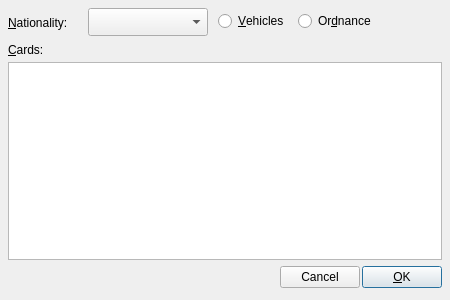
First picture: the form in ui/add_card_widget.ui, repository pacman-ghost/aslcards, before the edit.
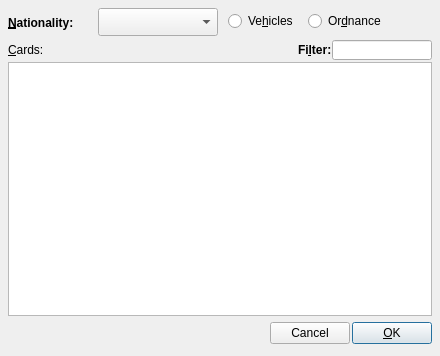
Second picture: the form after the edit.

Commit message: Added the ability to filter cards.

What changed in the file:
```diff
--- a/ui/add_card_widget.ui
+++ b/ui/add_card_widget.ui
@@ -6,8 +6,8 @@
    <rect>
     <x>0</x>
     <y>0</y>
-    <width>450</width>
-    <height>300</height>
+    <width>440</width>
+    <height>356</height>
    </rect>
   </property>
   <layout class="QVBoxLayout" name="verticalLayout">
@@ -43,7 +43,7 @@
      <widget class="QRadioButton" name="rb_ordnance">
       <property name="geometry">
        <rect>
-        <x>290</x>
+        <x>300</x>
         <y>0</y>
         <width>89</width>
         <height>26</height>
@@ -56,7 +56,7 @@
      <widget class="QComboBox" name="cbo_nationality">
       <property name="geometry">
        <rect>
-        <x>80</x>
+        <x>90</x>
         <y>0</y>
         <width>120</width>
         <height>28</height>
@@ -86,10 +86,16 @@
        <rect>
         <x>0</x>
         <y>-1</y>
-        <width>75</width>
+        <width>81</width>
         <height>31</height>
        </rect>
       </property>
+      <property name="font">
+       <font>
+        <weight>75</weight>
+        <bold>true</bold>
+       </font>
+      </property>
       <property name="text">
        <string>&amp;Nationality:</string>
       </property>
@@ -100,14 +106,14 @@
      <widget class="QRadioButton" name="rb_vehicles">
       <property name="geometry">
        <rect>
-        <x>210</x>
+        <x>220</x>
         <y>0</y>
         <width>79</width>
         <height>26</height>
        </rect>
       </property>
       <property name="text">
-       <string>&amp;Vehicles</string>
+       <string>Ve&amp;hicles</string>
       </property>
      </widget>
      <zorder>label</zorder>
@@ -131,28 +137,90 @@
        <height>20</height>
       </size>
      </property>
-     <widget class="QLabel" name="label_2">
-      <property name="geometry">
-       <rect>
-        <x>0</x>
-        <y>0</y>
-        <width>51</width>
-        <height>19</height>
-       </rect>
+     <layout class="QHBoxLayout" name="horizontalLayout_3">
+      <property name="spacing">
+       <number>0</number>
       </property>
-      <property name="maximumSize">
-       <size>
-        <width>16777215</width>
-        <height>20</height>
-       </size>
+      <property name="leftMargin">
+       <number>0</number>
       </property>
-      <property name="text">
-       <string>&amp;Cards:</string>
+      <property name="topMargin">
+       <number>0</number>
       </property>
-      <property name="buddy">
-       <cstring>lb_cards</cstring>
+      <property name="rightMargin">
+       <number>0</number>
       </property>
-     </widget>
+      <property name="bottomMargin">
+       <number>0</number>
+      </property>
+      <item>
+       <widget class="QLabel" name="lbl_cards">
+        <property name="maximumSize">
+         <size>
+          <width>16777215</width>
+          <height>20</height>
+         </size>
+        </property>
+        <property name="font">
+         <font>
+          <weight>50</weight>
+          <bold>false</bold>
+         </font>
+        </property>
+        <property name="text">
+         <string>&amp;Cards:</string>
+        </property>
+        <property name="buddy">
+         <cstring>lb_cards</cstring>
+        </property>
+       </widget>
+      </item>
+      <item>
+       <spacer name="horizontalSpacer_2">
+        <property name="orientation">
+         <enum>Qt::Horizontal</enum>
+        </property>
+        <property name="sizeHint" stdset="0">
+         <size>
+          <width>40</width>
+          <height>20</height>
+         </size>
+        </property>
+       </spacer>
+      </item>
+      <item>
+       <widget class="QLabel" name="label_3">
+        <property name="font">
+         <font>
+          <weight>75</weight>
+          <bold>true</bold>
+         </font>
+        </property>
+        <property name="text">
+         <string>Fi&amp;lter:</string>
+        </property>
+        <property name="buddy">
+         <cstring>le_filter</cstring>
+        </property>
+       </widget>
+      </item>
+      <item>
+       <widget class="QLineEdit" name="le_filter">
+        <property name="minimumSize">
+         <size>
+          <width>100</width>
+          <height>0</height>
+         </size>
+        </property>
+        <property name="maximumSize">
+         <size>
+          <width>100</width>
+          <height>16777215</height>
+         </size>
+        </property>
+       </widget>
+      </item>
+     </layout>
     </widget>
    </item>
    <item>
```
Left out of the diff: 11 changed lines with no effect on the pictures. The commit also changes 2 other files.
